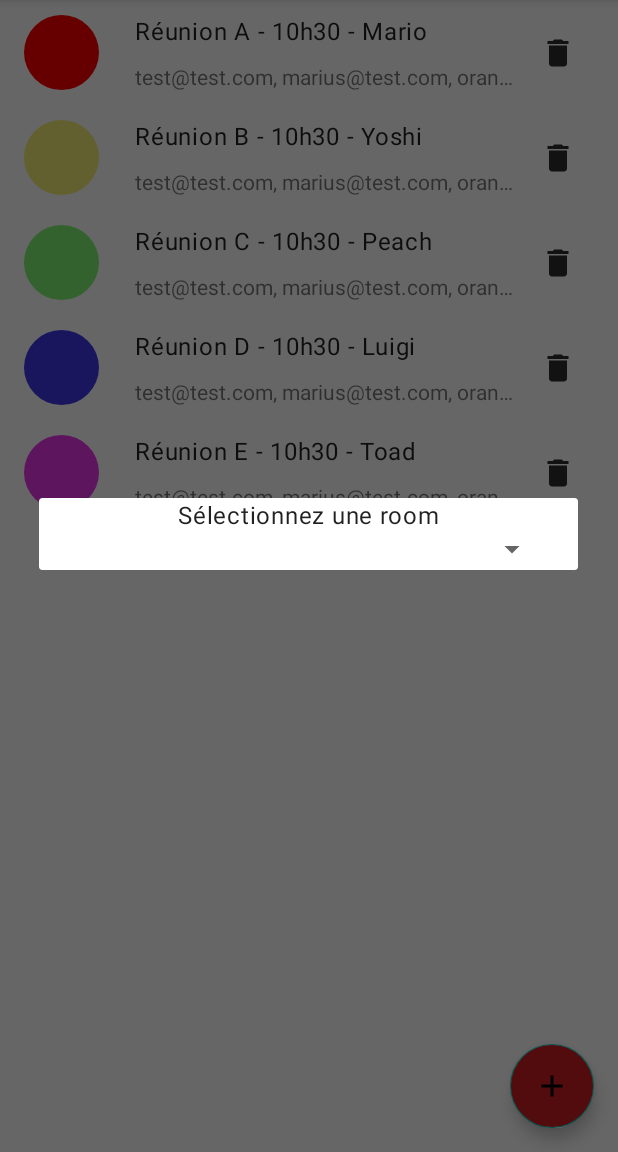
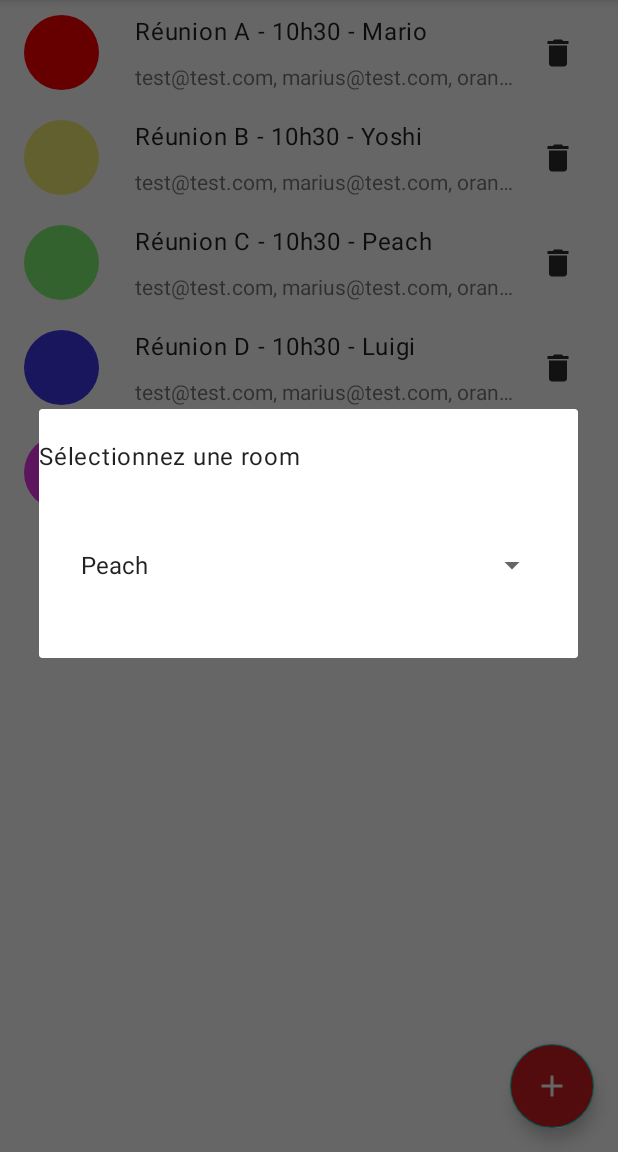
Before and after one commit to CesTheo47/P4_Mareu, an Android app: the screen it shows after launch (MainActivity), in the options menu, after a tap on "Filtrer par room", on a phone screen of 412 x 824 dp, the part 84-1236 px from its top. Run offline under Robolectric (Android 15) with nearby library versions, the phone set to English and light mode, and no system bars; our stand-ins replace EventBus; libraries missing offline, so code that uses them is left out: com.github.dhaval2404.colorpicker.

Commit message:
implement calendar to filter date & same for room

```diff
--- a/app/src/main/java/com/example/maru/ui/AddMeetingActivity.java
+++ b/app/src/main/java/com/example/maru/ui/AddMeetingActivity.java
@@ -90,8 +90,6 @@ public class AddMeetingActivity extends AppCompatActivity {
 
     private void initSpinner() {
         binding.roomsSpinner.setAdapter(new ArrayAdapter<>(this, android.R.layout.simple_spinner_item, Room.values()));
-
-        //Room selectedRoom = (Room) binding.roomsSpinner.getSelectedItem();
     }
 
     private void initDateTimePickers() {
--- a/app/src/main/res/layout/activity_main.xml
+++ b/app/src/main/res/layout/activity_main.xml
@@ -40,6 +40,7 @@
         android:layout_marginEnd="@dimen/fab_margin"
         android:layout_marginBottom="16dp"
         android:src="@drawable/ic_add_white"
-        android:backgroundTint="#CE1D24"/>
+        android:backgroundTint="#CE1D24"
+        app:tint="@color/white"/>
 
 </androidx.coordinatorlayout.widget.CoordinatorLayout>
--- a/app/src/main/res/layout/dialog_room_picker.xml
+++ b/app/src/main/res/layout/dialog_room_picker.xml
@@ -2,27 +2,31 @@
 <androidx.constraintlayout.widget.ConstraintLayout xmlns:android="http://schemas.android.com/apk/res/android"
     xmlns:tools="http://schemas.android.com/tools"
     android:layout_width="match_parent"
-    android:layout_height="300dp"
+    android:layout_height="wrap_content"
     xmlns:app="http://schemas.android.com/apk/res-auto">
 
     <TextView
-        android:layout_width="wrap_content"
-        android:layout_height="match_parent"
+        android:layout_width="match_parent"
+        android:layout_height="wrap_content"
         android:text="Sélectionnez une room"
         android:textAppearance="@style/TextAppearance.Material3.BodyLarge"
         android:id="@+id/date_txt_filter"
         android:layout_marginTop="20dp"
         app:layout_constraintStart_toStartOf="parent"
-        app:layout_constraintEnd_toEndOf="parent"/>
+        app:layout_constraintEnd_toEndOf="parent"
+        app:layout_constraintTop_toTopOf="parent"/>
 
     <Spinner
         android:id="@+id/rooms_spinner"
         android:layout_width="match_parent"
         android:layout_height="wrap_content"
-        android:layout_marginStart="20dp"
-        android:layout_marginEnd="20dp"
+        android:layout_marginVertical="50dp"
+        android:layout_marginHorizontal="20dp"
         app:layout_constraintTop_toBottomOf="@id/date_txt_filter"
-        tools:ignore="MissingConstraints"/>
+        app:layout_constraintStart_toStartOf="parent"
+        app:layout_constraintEnd_toEndOf="parent"
+        app:layout_constraintBottom_toBottomOf="parent"/>
+
 
 
 </androidx.constraintlayout.widget.ConstraintLayout>
```
Also changed, not shown: app/src/main/java/com/example/maru/ui/MainActivity.java (+40 -13 lines).
